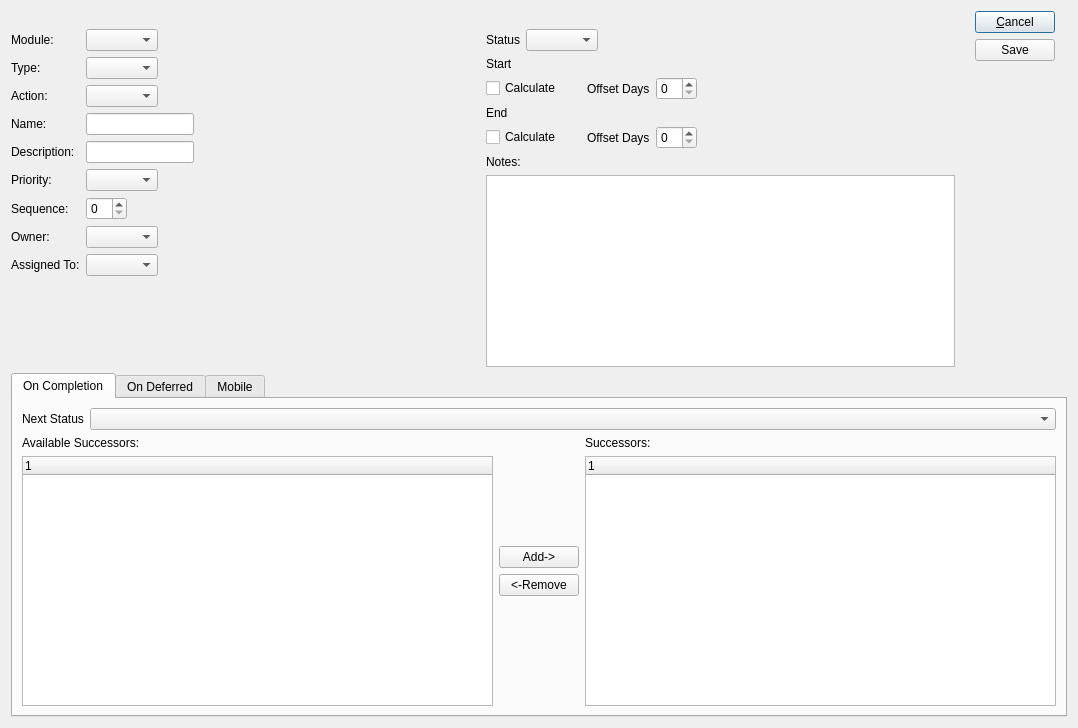
The window that source/commercialcore/foundation-database/workflow/uiforms/WorkflowItem.ui (tomdatkins/xtuple) describes before a commit, drawn with Qt 5.
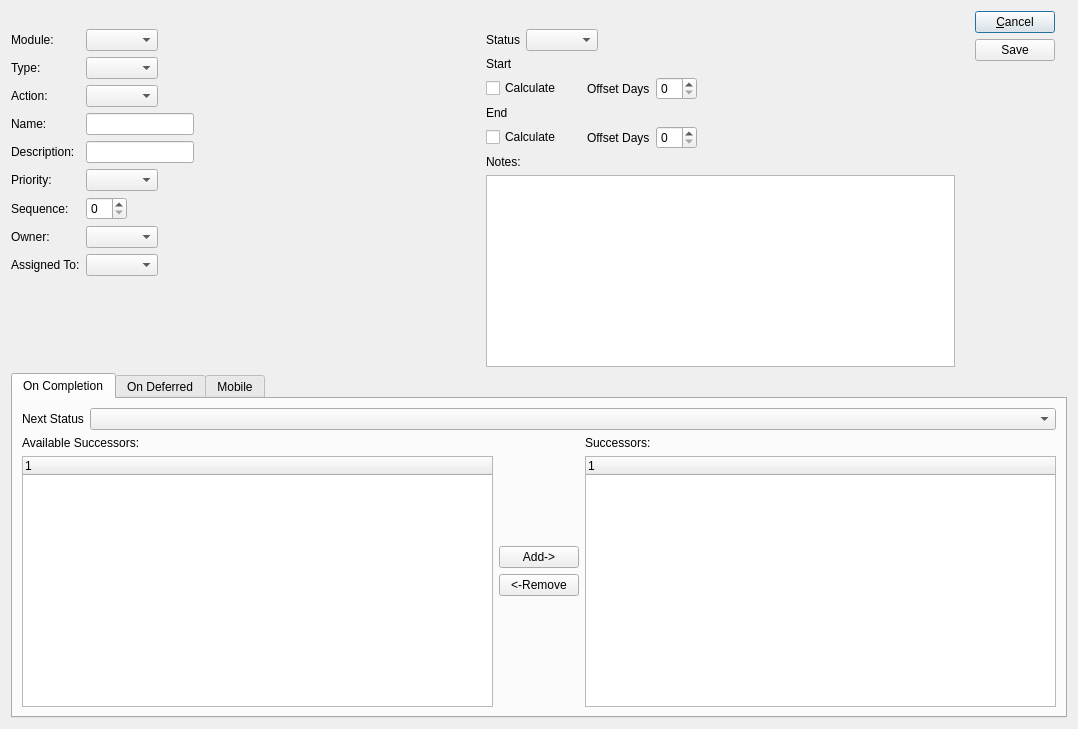
The same window after the commit. The open tabs and pages were chosen to show the change. Custom widgets are drawn as their Qt base class.

Commit message: removed 'limit 1' and fixed tab order issues

The edit to the form file:
```diff
--- a/source/commercialcore/foundation-database/workflow/uiforms/WorkflowItem.ui
+++ b/source/commercialcore/foundation-database/workflow/uiforms/WorkflowItem.ui
@@ -14,7 +14,7 @@
     <x>0</x>
     <y>0</y>
     <width>1078</width>
-    <height>728</height>
+    <height>729</height>
    </rect>
   </property>
   <property name="windowTitle">
```
Left out of the diff: 35 changed lines with no effect on the pictures. The commit also changes 5 other files.
